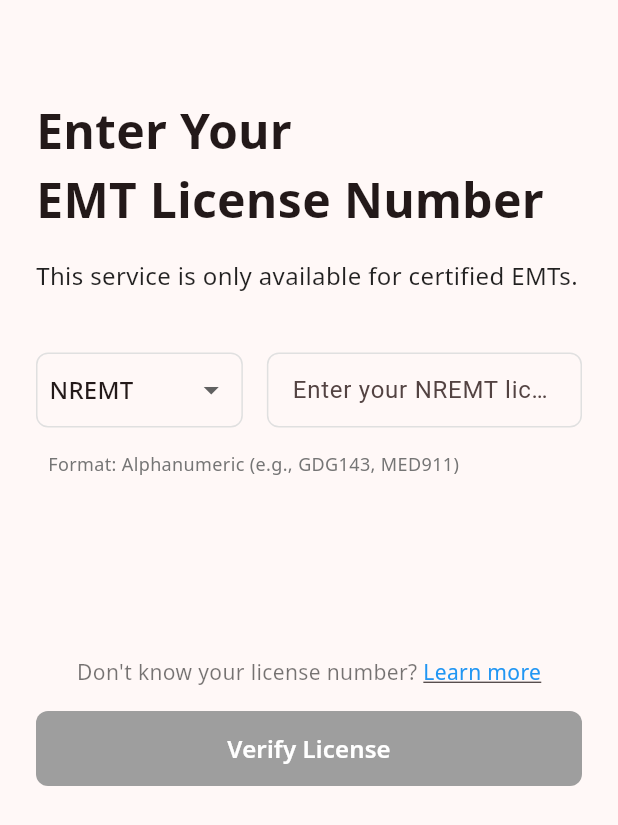
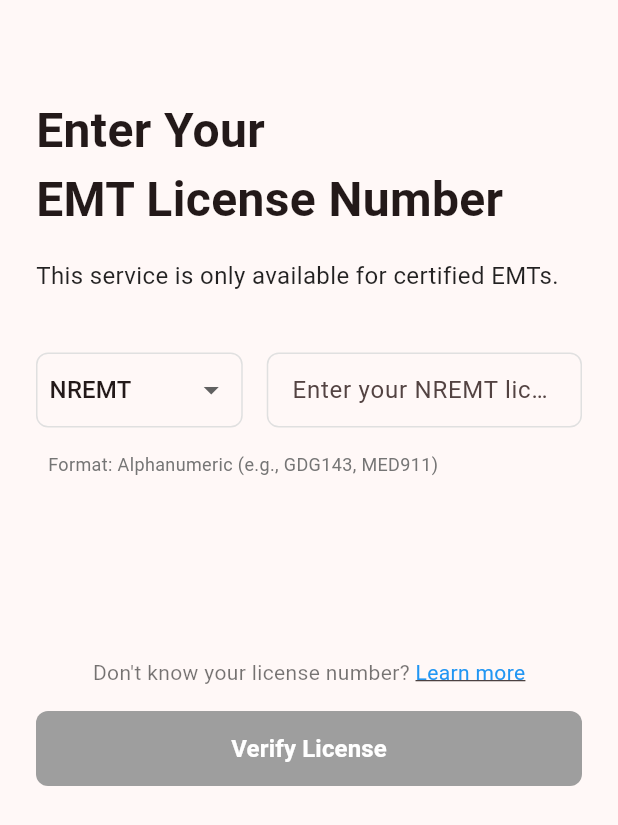
Before and after one commit to gdsc-konkuk/24-25-proj-Atempo-Client, a Flutter app: the EmtLicenseVerificationScreen screen opened directly, on a phone screen of 412 x 824 dp. Shown: the top 825 px of the screen. Run offline on Flutter 3.47's test engine with Material 3 defaults, Android fonts, the phone set to English and light mode, and no system bars; our stand-ins replace flutter_dotenv, flutter_secure_storage, geocoding, geolocator, google_fonts, google_maps_flutter and 4 more; missing offline and left inert: flutter_mapbox_navigation; accounts and stored records are empty; network calls fail.

```diff
--- a/medicall/lib/screens/emt_license_verification_screen.dart
+++ b/medicall/lib/screens/emt_license_verification_screen.dart
@@ -1,9 +1,10 @@
 import 'package:flutter/material.dart';
-import 'package:google_fonts/google_fonts.dart';
+import '../theme/app_theme.dart';
 import 'package:flutter/services.dart';
+import '../services/api_service.dart';
+import '../providers/auth_provider.dart';
 import 'package:provider/provider.dart';
 import 'package:flutter_secure_storage/flutter_secure_storage.dart';
-import '../providers/auth_provider.dart';
 import '../services/http_client_service.dart';
 import 'map_screen.dart';
 import 'login_screen.dart';
@@ -381,14 +382,14 @@ class _EmtLicenseVerificationScreenState extends State<EmtLicenseVerificationScr
                   // Title
                   Text(
                     'Enter Your',
-                    style: GoogleFonts.notoSans(
+                    style: TextStyle(
                       fontSize: 32,
                       fontWeight: FontWeight.bold,
                     ),
                   ),
                   Text(
                     'EMT License Number',
-                    style: GoogleFonts.notoSans(
+                    style: TextStyle(
                       fontSize: 32,
                       fontWeight: FontWeight.bold,
                     ),
@@ -397,7 +398,7 @@ class _EmtLicenseVerificationScreenState extends State<EmtLicenseVerificationScr
                   // Subtitle
                   Text(
                     'This service is only available for certified EMTs.',
-                    style: GoogleFonts.notoSans(
+                    style: TextStyle(
                       fontSize: 16,
                       color: Colors.black87,
                     ),
@@ -426,7 +427,7 @@ class _EmtLicenseVerificationScreenState extends State<EmtLicenseVerificationScr
                                   value: value,
                                   child: Text(
                                     value,
-                                    style: GoogleFonts.notoSans(
+                                    style: TextStyle(
                                       fontSize: 16,
                                     ),
                                   ),
@@ -491,7 +492,7 @@ class _EmtLicenseVerificationScreenState extends State<EmtLicenseVerificationScr
                       padding: const EdgeInsets.only(top: 8.0, left: 8.0),
                       child: Text(
                         _errorText!,
-                        style: GoogleFonts.notoSans(
+                        style: TextStyle(
                           fontSize: 12,
                           color: Colors.red,
                         ),
@@ -503,7 +504,7 @@ class _EmtLicenseVerificationScreenState extends State<EmtLicenseVerificationScr
                     padding: const EdgeInsets.only(left: 8.0),
                     child: Text(
                       'Format: ${licenseFormats[dropdownValue]}',
-                      style: GoogleFonts.notoSans(
+                      style: TextStyle(
                         fontSize: 12,
                         color: Colors.grey[600],
                       ),
@@ -514,7 +515,7 @@ class _EmtLicenseVerificationScreenState extends State<EmtLicenseVerificationScr
                       padding: const EdgeInsets.symmetric(vertical: 16.0, horizontal: 8.0),
                       child: Text(
                         _verificationMessage!,
-                        style: GoogleFonts.notoSans(
+                        style: TextStyle(
                           fontSize: 14,
                           color: _isVerificationError ? Colors.red : Colors.green,
                           fontWeight: FontWeight.bold,
@@ -533,14 +534,14 @@ class _EmtLicenseVerificationScreenState extends State<EmtLicenseVerificationScr
                           children: [
                             TextSpan(
                               text: "Don't know your license number? ",
-                              style: GoogleFonts.notoSans(
+                              style: TextStyle(
                                 fontSize: 14,
                                 color: Colors.black54,
                               ),
                             ),
                             TextSpan(
                               text: 'Learn more',
-                              style: GoogleFonts.notoSans(
+                              style: TextStyle(
                                 fontSize: 14,
                                 color: Colors.blue,
                                 decoration: TextDecoration.underline,
@@ -571,7 +572,7 @@ class _EmtLicenseVerificationScreenState extends State<EmtLicenseVerificationScr
                         ? CircularProgressIndicator(color: Colors.white)
                         : Text(
                           'Verify License',
-                          style: GoogleFonts.notoSans(
+                          style: TextStyle(
                             fontSize: 16,
                             fontWeight: FontWeight.w600,
                             color: Colors.white,
--- a/medicall/lib/screens/settings_screen.dart
+++ b/medicall/lib/screens/settings_screen.dart
@@ -1,5 +1,4 @@
 import 'package:flutter/material.dart';
-import 'package:google_fonts/google_fonts.dart';
 import 'package:provider/provider.dart';
 import 'package:shared_preferences/shared_preferences.dart';
 import '../providers/settings_provider.dart';
@@ -87,7 +86,7 @@ class _SettingsScreenState extends State<SettingsScreen> {
                           },
                           child: Text(
                             'Confirm',
-                            style: GoogleFonts.notoSans(
+                            style: AppTheme.textTheme.bodyLarge?.copyWith(
                               color: AppTheme.primaryColor,
                               fontWeight: FontWeight.bold,
                             ),
```
Also changed, not shown: medicall/lib/screens/about_us_screen.dart (+10 -39 lines), medicall/lib/screens/contact_us_screen.dart (+6 -21 lines), medicall/lib/screens/emergency_room_list_screen.dart (+14 -7 lines), medicall/lib/screens/error_screen.dart (+15 -6 lines), medicall/lib/screens/faq_screen.dart (+3 -10 lines), medicall/lib/screens/user_profile_screen.dart (+16 -24 lines), 1 other file.
